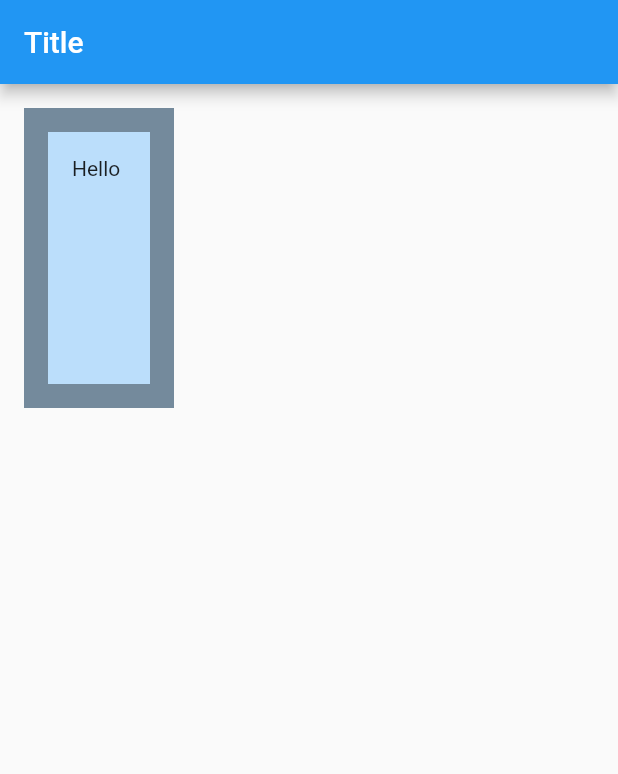
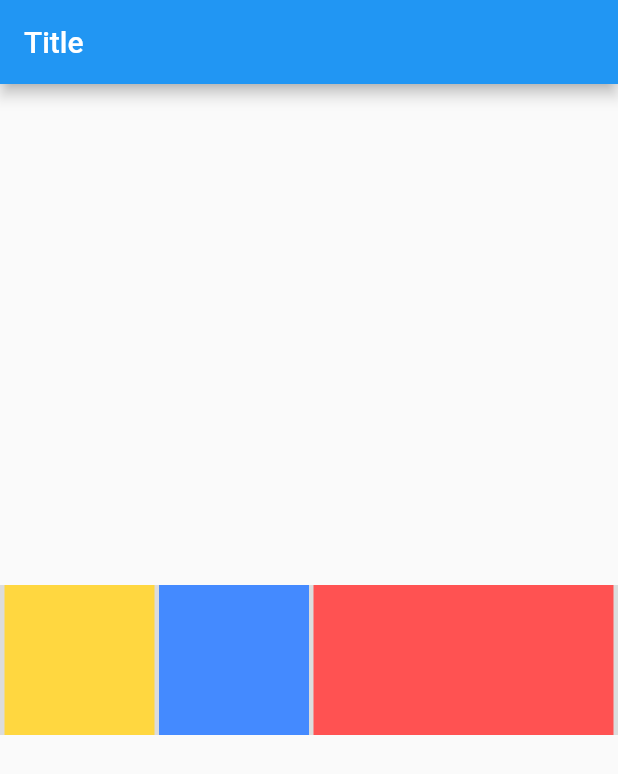
Before and after one commit to anhnt224/emg_shop, a Flutter app: the screen it shows after launch, on a phone screen of 412 x 824 dp. Shown: the top 774 px of the screen. Run offline on Flutter 3.47's test engine with Material 2 defaults, Android fonts, the phone set to English and light mode, and no system bars.

Commit message:
column_demo

```diff
--- /dev/null
+++ b/lib/basic_widget/column_demo.dart
@@ -0,0 +1,31 @@
+import 'package:flutter/material.dart';
+
+class ColumnDemo extends StatelessWidget {
+  const ColumnDemo({super.key});
+
+  @override
+  Widget build(BuildContext context) {
+    return Row(
+      mainAxisAlignment: MainAxisAlignment.spaceEvenly,
+      crossAxisAlignment: CrossAxisAlignment.center,
+      mainAxisSize: MainAxisSize.max,
+      children: [
+        Container(
+          width: 100,
+          height: 100,
+          color: Colors.amberAccent,
+        ),
+        Container(
+          width: 100,
+          height: 100,
+          color: Colors.blueAccent,
+        ),
+        Container(
+          width: 200,
+          height: 100,
+          color: Colors.redAccent,
+        )
+      ],
+    );
+  }
+}
--- a/lib/main.dart
+++ b/lib/main.dart
@@ -1,4 +1,4 @@
-import 'package:emg_shop/basic_widget/container_demo.dart';
+import 'package:emg_shop/basic_widget/column_demo.dart';
 import 'package:flutter/material.dart';
 
 void main() {
@@ -36,9 +36,15 @@ class Demo extends StatelessWidget {
   @override
   Widget build(BuildContext context) {
     return Scaffold(
-        appBar: AppBar(
-          title: const Text('Title'),
+      appBar: AppBar(
+        title: const Text('Title'),
+      ),
+      body: Center(
+        child: Container(
+          color: Colors.black12,
+          child: const ColumnDemo(),
         ),
-        body: const ContainerDemo());
+      ),
+    );
   }
 }
```
